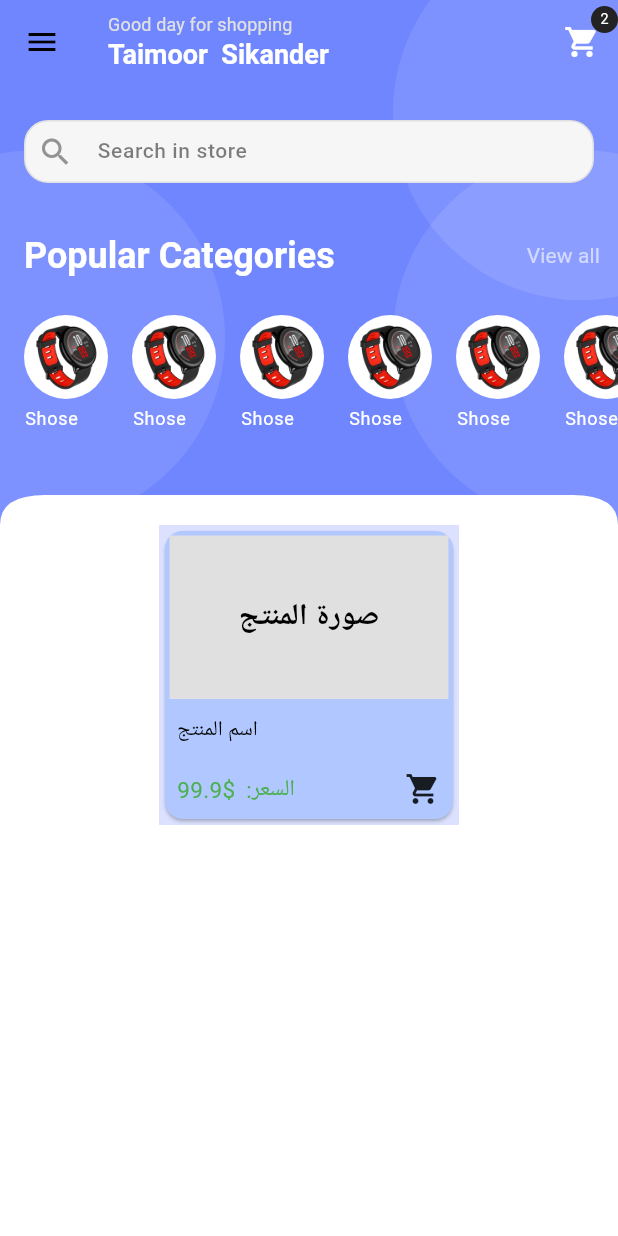
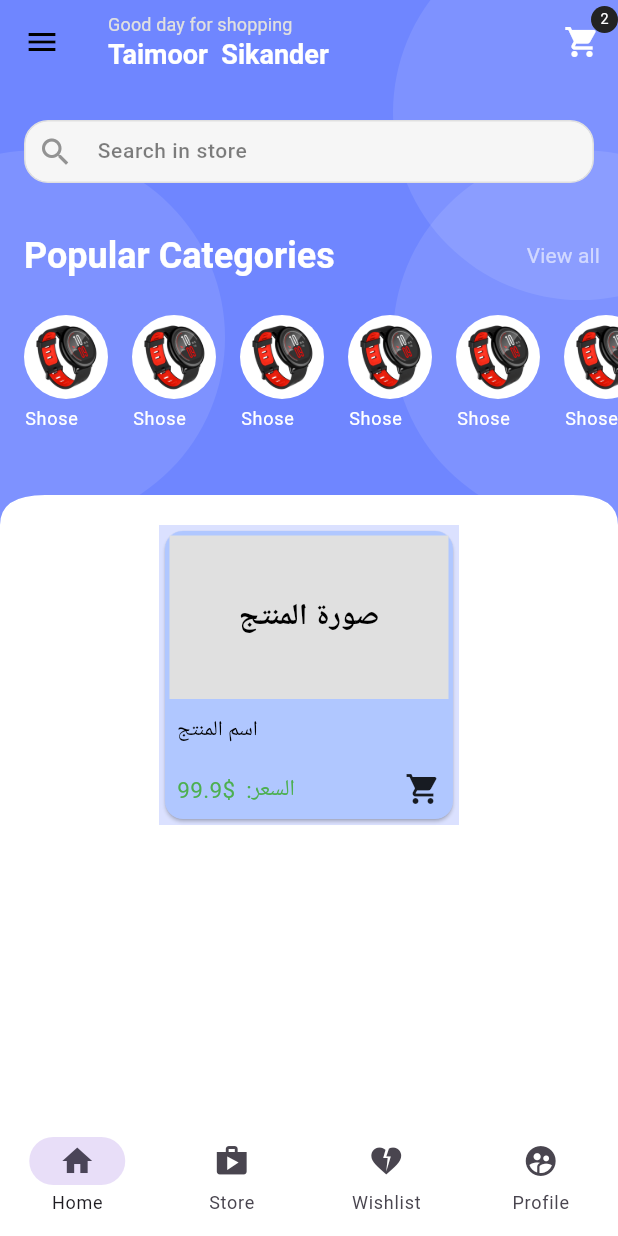
Before and after one commit to zakariaomer/model_one_B, a Flutter app: the screen it shows after launch, on a phone screen of 412 x 824 dp. Run offline on Flutter 3.47's test engine with Material 2 defaults, Android fonts, the phone set to English and light mode, and no system bars; our stand-ins replace get; missing offline and left inert: dart:ffi; project files that could hold a hidden picture were left out.

Commit message:
add Bottom Navigation Bar

```diff
--- a/lib/main.dart
+++ b/lib/main.dart
@@ -8,40 +8,3 @@ import 'utils/app.dart';
 void main() {
   runApp(const App());
 }
-
-
-
-
-
-
-
-
-
-
-
-
-
-
-
-
-
-
-
-
-class MyApp extends StatelessWidget {
-  const MyApp({super.key});
-  @override
-  Widget build(BuildContext context) {
-    return GetMaterialApp(
-      debugShowCheckedModeBanner: false,
-      // theme: ThemeData(
-      //   // useMaterial3: true,
-      // ),
-      themeMode: ThemeMode.system,
-      theme:TAppTheme.LightTheme ,
-      darkTheme: TAppTheme.DarkTheme,
-
-      home: HomeSecreen(),
-    );
-  }
-}
--- a/lib/utils/app.dart
+++ b/lib/utils/app.dart
@@ -1,7 +1,9 @@
 import 'package:flutter/material.dart';
+import 'package:get/get_navigation/get_navigation.dart';
 
 import '../features/secreens/Home.dart';
 import 'Theme/theme.dart';
+import 'navigation_menu.dart';
 
 
 class App extends StatelessWidget {
@@ -9,12 +11,12 @@ class App extends StatelessWidget {
 
   @override
   Widget build(BuildContext context) {
-    return MaterialApp(
+    return GetMaterialApp(
       debugShowCheckedModeBanner: false,
       themeMode: ThemeMode.system,
       theme:TAppTheme.LightTheme ,
       darkTheme: TAppTheme.DarkTheme,
-      home: HomeSecreen(),
+      home: const NavigationMenu(),
 
     );
   }
--- /dev/null
+++ b/lib/utils/navigation_menu.dart
@@ -0,0 +1,45 @@
+import 'package:flutter/material.dart';
+import 'package:get/get.dart';
+import 'package:get/get_connect/http/src/utils/utils.dart';
+import 'package:model_one/utils/constans/colors.dart';
+import 'package:model_one/utils/helpers/helper_function.dart';
+
+import '../features/secreens/Home.dart';
+import 'decice/device_utility.dart';
+
+class NavigationMenu extends StatelessWidget {
+  const NavigationMenu({super.key});
+  @override
+  Widget build(BuildContext context) {
+    final controller = Get.put(NavigationController());
+    final darkMode = THelperFunctions.isDarkMode(context);
+
+    return Scaffold(
+      bottomNavigationBar: Obx(
+        () => NavigationBar(
+              height: 80,
+              elevation: 0,
+              selectedIndex: controller.selectedIndex.value,
+              onDestinationSelected: (index) => controller.selectedIndex.value = index,
+              backgroundColor: darkMode ?TColors.black :Colors.white,
+              // indicatorColor:darkMode ? TColors.white.withOpacity(0.1):TColors.black.withOpacity(0.1),
+              destinations: const [
+                NavigationDestination(icon: Icon(Icons.home), label: 'Home'),
+                NavigationDestination(icon: Icon(Icons.shop), label: 'Store'),
+                NavigationDestination( icon: Icon(Icons.heart_broken), label: 'Wishlist'),
+                NavigationDestination( icon: Icon(Icons.supervised_user_circle), label: 'Profile'),
+              ])),
+      body: Obx(() => controller.secreens[controller.selectedIndex.value]),
+    );
+  }
+}
+
+class NavigationController extends GetxController {
+  final Rx<int> selectedIndex = 0.obs;
+  final secreens = [
+    const HomeSecreen(),
+    Container(color: Colors.purple),
+    Container(color: Colors.orange),
+    Container(color: Colors.lightBlue),
+  ];
+}
```
Also changed, not shown: lib/features/secreens/Home.dart (+9 -1 lines), lib/utils/helpers/helper_function.dart (+29 -0 lines), 1 other file.
